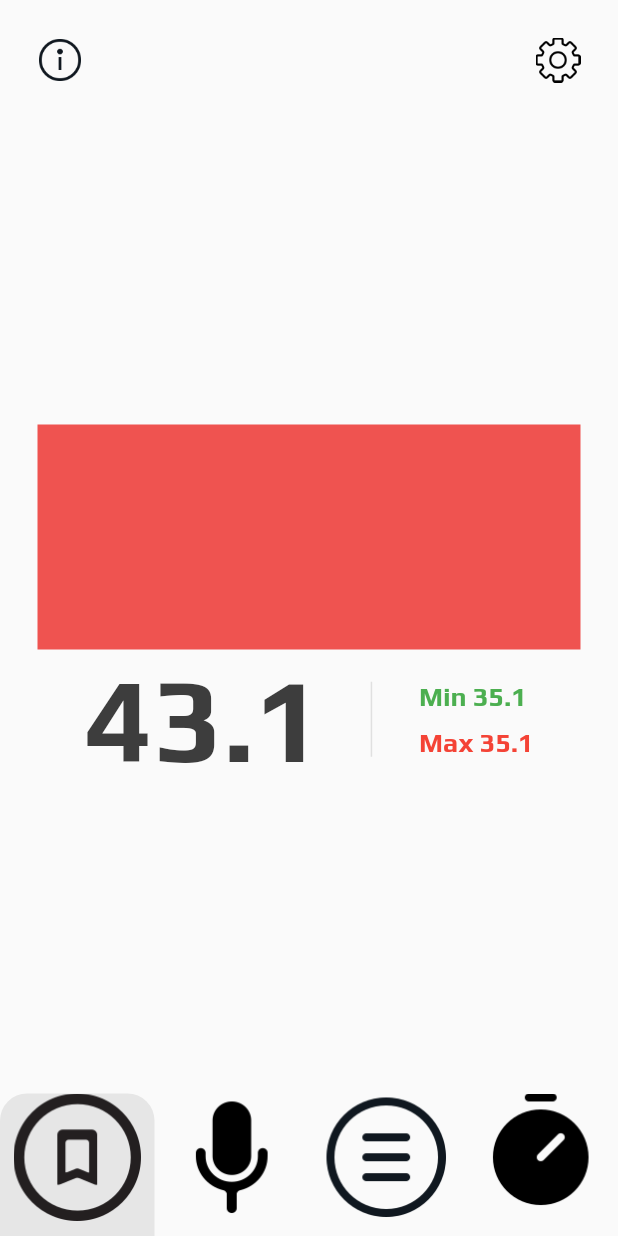
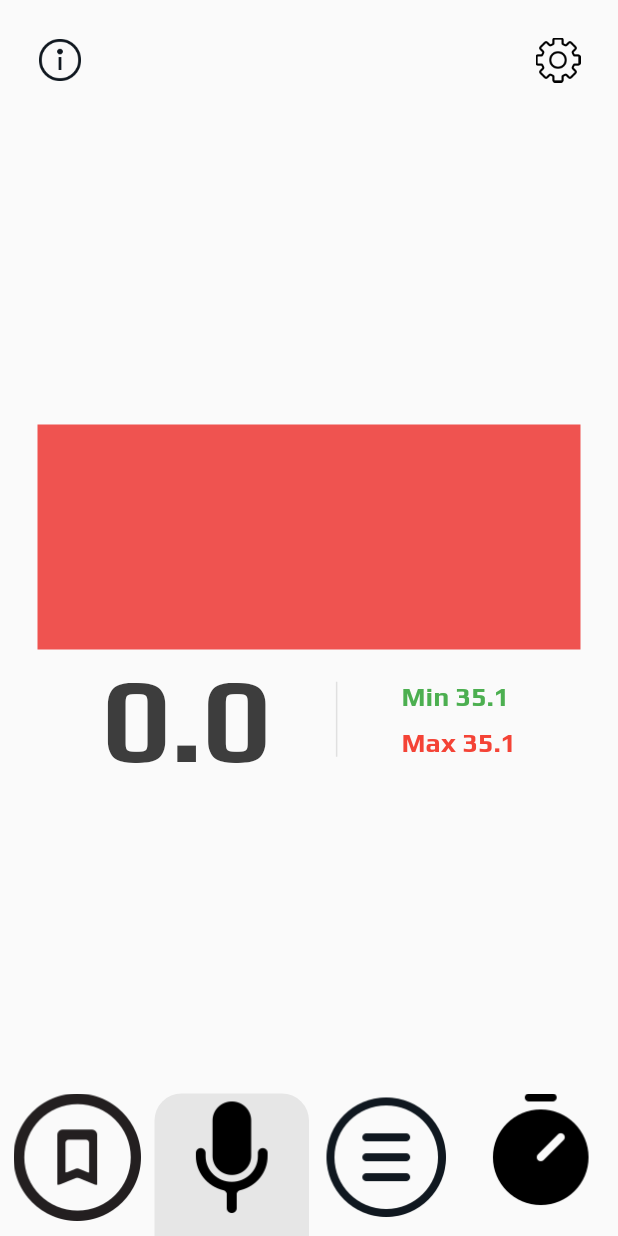
Before and after one commit to kandcom/NoiseDetecter, a Flutter app: the screen it shows after launch, on a phone screen of 412 x 824 dp. Run offline on Flutter 3.47's test engine with Material 2 defaults, Android fonts, the phone set to English and light mode, and no system bars; our stand-ins replace permission_handler; missing offline and left inert: noise_meter.

Commit message:
add recording noise

```diff
--- a/lib/main.dart
+++ b/lib/main.dart
@@ -3,6 +3,13 @@ import 'package:noise_detecter/screens/home.dart';
 import 'package:noise_detecter/screens/saves.dart';
 import 'package:noise_detecter/screens/info.dart';
 import 'package:noise_detecter/screens/settings.dart';
+
+class AllRoutes {
+  static const String home = '/';
+  static const String saves = '/saves';
+  static const String info = '/info';
+  static const String settings = '/settings';
+}
 
 void main() {
   runApp(
@@ -12,10 +19,10 @@ void main() {
         fontFamily: 'Play',
       ),
       routes: {
-        '/': (context) => const Home(),
-        '/saves': (context) => const Saves(),
-        '/info': (context) => const Info(),
-        '/settings': (context) => const Settings()
+        AllRoutes.home: (context) => const Home(),
+        AllRoutes.saves: (context) => const Saves(),
+        AllRoutes.info: (context) => const Info(),
+        AllRoutes.settings: (context) => const Settings()
       },
       initialRoute: '/',
     ),
--- a/lib/screens/home.dart
+++ b/lib/screens/home.dart
@@ -1,8 +1,71 @@
+import 'dart:async';
+
 import 'package:flutter/material.dart';
 import 'package:noise_detecter/widgets/bottom_bar.dart';
+import 'package:noise_meter/noise_meter.dart';
 
-class Home extends StatelessWidget {
+class Home extends StatefulWidget {
   const Home({Key? key}) : super(key: key);
+
+  @override
+  State<Home> createState() => HomeState();
+}
+
+class HomeState extends State<Home> {
+  bool isRecording = false;
+  StreamSubscription<NoiseReading>? noiseSubscription;
+  late NoiseMeter noiseMeter;
+  double thisActualNoise = 0.0;
+  @override
+  void initState() {
+    super.initState();
+    noiseMeter = NoiseMeter(onError);
+  }
+
+  @override
+  void dispose() {
+    noiseSubscription?.cancel();
+    super.dispose();
+  }
+
+  void onData(NoiseReading noiseReading) {
+    setState(() {
+      if (!isRecording) {
+        isRecording = true;
+      }
+    });
+    print(noiseReading.toString());
+    thisActualNoise = noiseReading.maxDecibel;
+  }
+
+  void onError(Object error) {
+    print(error.toString());
+    isRecording = false;
+  }
+
+  void start() async {
+    try {
+      noiseSubscription = noiseMeter.noiseStream.listen(onData);
+      isRecording = true;
+    } catch (err) {
+      print(err);
+    }
+  }
+
+  void stop() async {
+    try {
+      if (noiseSubscription != null) {
+        noiseSubscription!.cancel();
+        noiseSubscription = null;
+      }
+      setState(() {
+        isRecording = false;
+      });
+    } catch (err) {
+      print('stopRecorder error: $err');
+    }
+  }
+
   @override
   Widget build(BuildContext context) {
     return Scaffold(
@@ -53,9 +116,9 @@ class Home extends StatelessWidget {
                 Row(
                   mainAxisAlignment: MainAxisAlignment.spaceEvenly,
                   children: [
-                    const Text(
-                      '43.1',
-                      style: TextStyle(
+                    Text(
+                      thisActualNoise.toStringAsFixed(1),
+                      style: const TextStyle(
                         fontWeight: FontWeight.bold,
                         fontSize: 80,
                         color: Color.fromARGB(255, 61, 61, 61),
--- a/lib/widgets/bottom_bar.dart
+++ b/lib/widgets/bottom_bar.dart
@@ -1,28 +1,43 @@
 import 'package:flutter/material.dart';
+import 'package:noise_detecter/main.dart';
+import 'package:noise_detecter/screens/home.dart';
+import 'package:permission_handler/permission_handler.dart';
 
-class BottomBar extends StatelessWidget {
+class BottomBar extends StatefulWidget {
   const BottomBar({Key? key}) : super(key: key);
+
+  @override
+  State<BottomBar> createState() => _BottomBarState();
+}
+
+class _BottomBarState extends State<BottomBar> {
   @override
   Widget build(BuildContext context) {
-    var itRoute = ModalRoute.of(context)?.settings.name;
-    ifActiveMicButton() {
-      if (itRoute == '/') {
+    String thisRoute() => ModalRoute.of(context)?.settings.name ?? '/';
+
+    activeButtonColor(String route) {
+      if (route == thisRoute()) {
         return const Color.fromARGB(255, 230, 230, 230);
       }
       return Colors.transparent;
     }
 
-    ifActiveSavesButton() {
-      if (itRoute == '/saves') {
-        return const Color.fromARGB(255, 230, 230, 230);
-      }
-      return Colors.transparent;
+    getIsRecording() {
+      return context.findAncestorStateOfType<HomeState>()?.isRecording;
+    }
+
+    void getOnStart() {
+      context.findAncestorStateOfType<HomeState>()?.start();
+    }
+
+    void getOnStop() {
+      context.findAncestorStateOfType<HomeState>()?.stop();
     }
 
     return Row(
       children: [
         Material(
-          color: ifActiveMicButton(),
+          color: null,
           borderRadius: const BorderRadius.only(
             topRight: Radius.circular(18),
             topLeft: Radius.circular(18),
@@ -50,7 +65,7 @@ class BottomBar extends StatelessWidget {
           ),
         ),
         Material(
-          color: ifActiveSavesButton(),
+          color: activeButtonColor(AllRoutes.home),
           borderRadius: const BorderRadius.only(
             topRight: Radius.circular(18),
             topLeft: Radius.circular(18),
@@ -59,9 +74,20 @@ class BottomBar extends StatelessWidget {
             hoverColor: Colors.amber[900],
             focusColor: Colors.red[900],
             splashColor: Colors.indigo,
-            onTap: () {
-              if (itRoute != '/') {
+            onTap: () async {
+              if (thisRoute() != '/') {
                 Navigator.of(context).pushNamed('/');
+              }
+              if (thisRoute() == '/' &&
+                  await Permission.microphone.status.isDenied) {
+                await Permission.microphone.request();
+              }
+              print('Результат: ${await Permission.microphone.status}');
+              print('идет запить ${getIsRecording()}');
+              if (getIsRecording() == false) {
+                getOnStart();
+              } else if (getIsRecording() == true) {
+                getOnStop();
               }
             },
             borderRadius: const BorderRadius.only(
@@ -82,7 +108,7 @@ class BottomBar extends StatelessWidget {
           ),
         ),
         Material(
-          color: ifActiveSavesButton(),
+          color: activeButtonColor(AllRoutes.saves),
           borderRadius: const BorderRadius.only(
             topRight: Radius.circular(18),
             topLeft: Radius.circular(18),
@@ -92,7 +118,7 @@ class BottomBar extends StatelessWidget {
             focusColor: Colors.red[900],
             splashColor: Colors.indigo,
             onTap: () {
-              if (itRoute != '/saves') {
+              if (thisRoute() != '/saves') {
                 Navigator.of(context).pushNamed('/saves');
               }
             },
@@ -114,7 +140,7 @@ class BottomBar extends StatelessWidget {
           ),
         ),
         Material(
-          color: ifActiveSavesButton(),
+          color: activeButtonColor(AllRoutes.settings),
           borderRadius: const BorderRadius.only(
             topRight: Radius.circular(18),
             topLeft: Radius.circular(18),
--- a/pubspec.yaml
+++ b/pubspec.yaml
@@ -34,6 +34,8 @@ dependencies:
   # The following adds the Cupertino Icons font to your application.
   # Use with the CupertinoIcons class for iOS style icons.
   cupertino_icons: ^1.0.2
+  noise_meter: ^3.1.0
+  permission_handler: ^10.0.0
 
 dev_dependencies:
   flutter_test:
```
Also changed, not shown: pubspec.lock, 4 other files.
